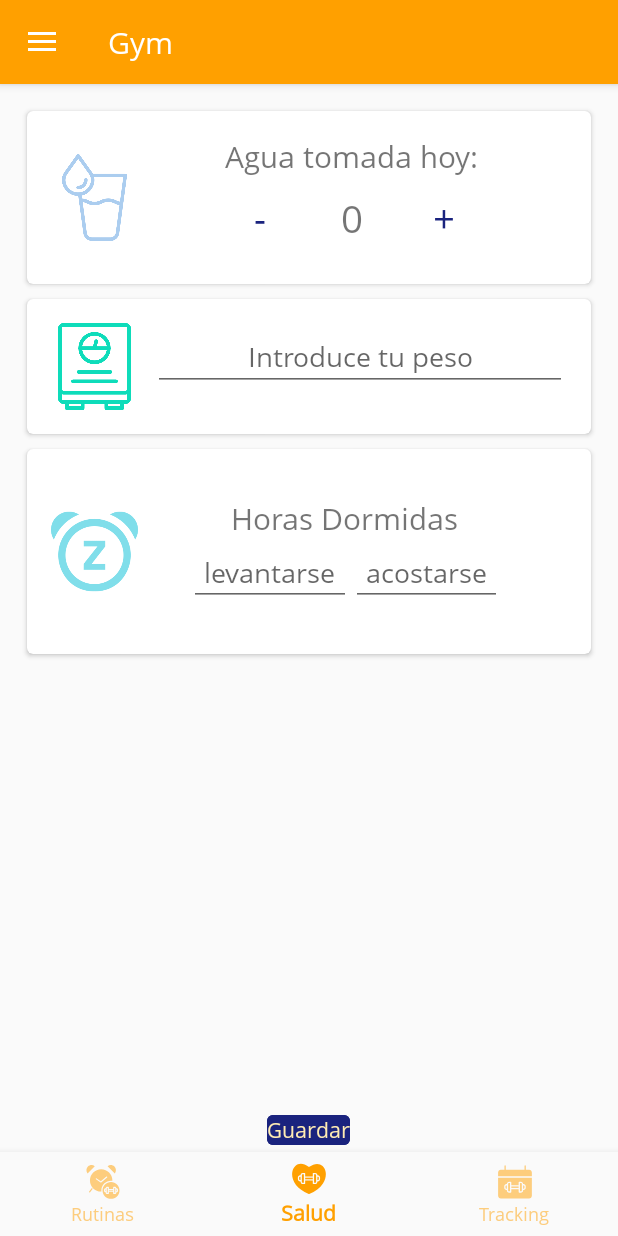
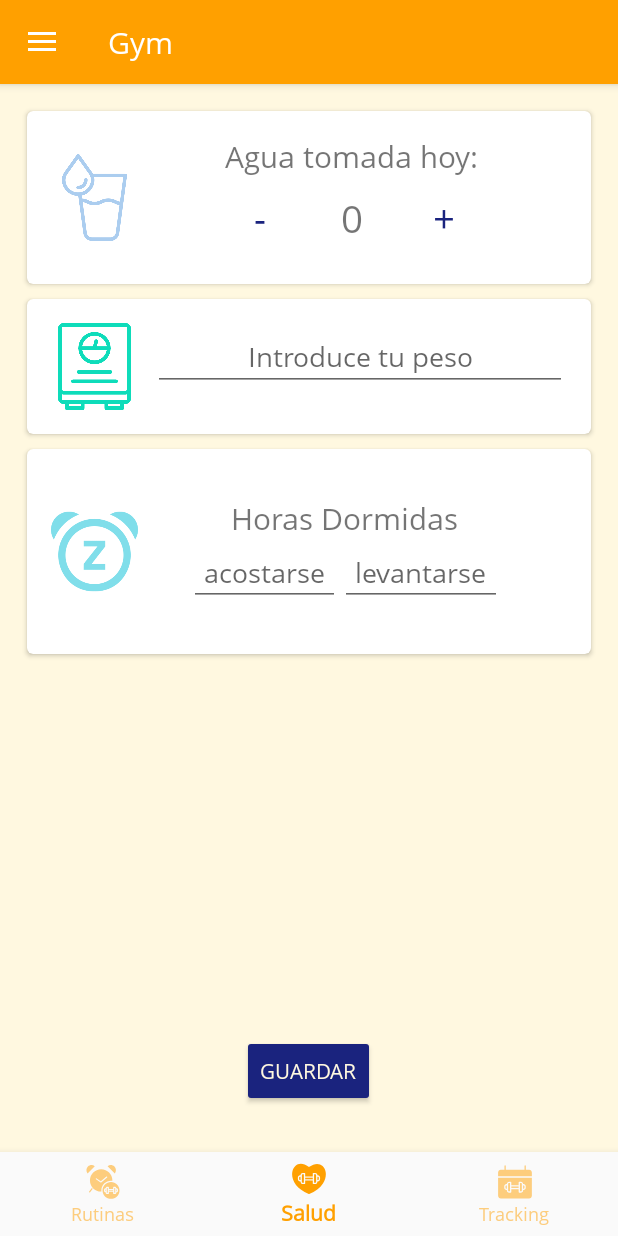
Before and after one commit to FINALGVI/final, an Android app: the screen it shows after launch (NavigationSide), item 2 of the bottom bar chosen, on a phone screen of 412 x 824 dp. Run offline under Robolectric (Android 15) with nearby library versions, the phone set to English and light mode, and no system bars.

Commit message:
bd fitness

```diff
--- a/GYM/app/src/main/java/com/example/luisfelix/gym/BDD.java
+++ b/GYM/app/src/main/java/com/example/luisfelix/gym/BDD.java
@@ -9,6 +9,8 @@ public class BDD extends SQLiteOpenHelper {
     //String que contiene el Query para crear la BDD
     public String crearTabla = "Create table Rutinas(idRutina integer Primary Key autoincrement, nombreRutina text, rutinaPiernas text, rutinaBrazos text, rutinaPecho text, rutinaEspalda text, rutinaDescripcion)";
 
+    public String crearTabla2 = "Create table Salud(id integer primary key autoincrement, agua text, peso text, dormir text, fecha text)";
+
     public BDD(Context context, String name, SQLiteDatabase.CursorFactory factory, int version) {
         super(context, name, factory, version);
     }
@@ -17,6 +19,7 @@ public class BDD extends SQLiteOpenHelper {
     @Override
     public void onCreate(SQLiteDatabase db) {
         db.execSQL(crearTabla);
+        db.execSQL(crearTabla2);
     }
 
     //Al actualizar la base de datos (onUpgrade) se ejecuta eese pedazo de codigo (DROP TABLE y posteirormente la crea de nuevo)
@@ -25,5 +28,7 @@ public class BDD extends SQLiteOpenHelper {
         db.execSQL("DROP TABLE if exists Rutinas");
         db.execSQL(crearTabla);
 
+        db.execSQL("DROP TABLE if exists Salud");
+        db.execSQL(crearTabla2);
     }
 }
--- a/GYM/app/src/main/java/com/example/luisfelix/gym/Fitness_Frag.java
+++ b/GYM/app/src/main/java/com/example/luisfelix/gym/Fitness_Frag.java
@@ -1,6 +1,9 @@
 package com.example.luisfelix.gym;
 
 
+import android.app.TimePickerDialog;
+import android.database.Cursor;
+import android.database.sqlite.SQLiteDatabase;
 import android.os.Bundle;
 import android.support.design.widget.FloatingActionButton;
 import android.support.v4.app.Fragment;
@@ -12,6 +15,11 @@ import android.widget.Button;
 import android.widget.EditText;
 import android.widget.Spinner;
 import android.widget.TextView;
+import android.widget.TimePicker;
+import android.widget.Toast;
+
+import java.util.Calendar;
+import java.util.concurrent.ExecutionException;
 
 
 /**
@@ -19,21 +27,36 @@ import android.widget.TextView;
  */
 public class Fitness_Frag extends Fragment {
 
-    FloatingActionButton masAgua, menosAgua;
+    Button masAgua, menosAgua;
     TextView textAgua;
-    Button botonPeso;
-    EditText editPeso;
+    EditText editPeso, editLevantarse, editAcostarse;
+    Button btnGuardar;
     int contadorAgua=0;
     int peso;
 
     public Fitness_Frag() {
         // Required empty public constructor
     }
+
+    public SQLiteDatabase db;
+    View v;
+
     @Override
     public View onCreateView(LayoutInflater inflater, ViewGroup container,
                              Bundle savedInstanceState) {
         // Inflate the layout for this fragment
-        View v=inflater.inflate(R.layout.fragment_fitness, container, false);
+        v=inflater.inflate(R.layout.fragment_fitness, container, false);
+
+        try{
+            BDD con = new BDD(v.getContext(), "Salud", null, 1);
+            db = con.getWritableDatabase();
+        }catch(Exception e){
+            Toast toast1 =
+                    Toast.makeText(v.getContext(),
+                            "Error al conectar", Toast.LENGTH_SHORT);
+
+            toast1.show();
+        }
 
         masAgua=v.findViewById(R.id.btnAgua_mas);
         menosAgua=v.findViewById(R.id.btnAgua_menos);
@@ -55,19 +78,45 @@ public class Fitness_Frag extends Fragment {
         });
 
         editPeso=v.findViewById(R.id.editPeso);
+        editAcostarse = v.findViewById(R.id.editAcostarse);
+        editLevantarse = v.findViewById(R.id.editLevantarse);
 
+        btnGuardar = v.findViewById(R.id.btnguardar);
 
-
-
-
+        btnGuardar.setOnClickListener(new View.OnClickListener() {
+            @Override
+            public void onClick(View v) {
+                String agua = textAgua.getText().toString();
+                String peso = editPeso.getText().toString();
+                String hora = editAcostarse.getText().toString();
+                agregar(agua, peso, hora);
+            }
+        });
         return v;
     }
-   /* public void masAgua(View view){
-        int contador=0;
-        while(contador<50){
-            contador=contador+1;
-            editAgua.setText(contador);
-        }
-    }*/
+
+    public void agregar(String agua, String peso, String horas){
+        Toast toast1 =
+                Toast.makeText(v.getContext(),
+                        "yay", Toast.LENGTH_SHORT);
+
+        toast1.show();
+
+    }
+
+    public void time(View v){
+        Calendar mcurrentTime = Calendar.getInstance();
+        int hour = mcurrentTime.get(Calendar.HOUR_OF_DAY);
+        int minute = mcurrentTime.get(Calendar.MINUTE);
+        TimePickerDialog mTimePicker;
+        mTimePicker = new TimePickerDialog(v.getContext(), new TimePickerDialog.OnTimeSetListener() {
+            @Override
+            public void onTimeSet(TimePicker timePicker, int selectedHour, int selectedMinute) {
+                editAcostarse.setText( selectedHour + ":" + selectedMinute);
+            }
+        }, hour, minute, true);//Yes 24 hour time
+        mTimePicker.setTitle("Select Time");
+        mTimePicker.show();
+    }
 
 }
--- a/GYM/app/src/main/res/layout/fragment_fitness.xml
+++ b/GYM/app/src/main/res/layout/fragment_fitness.xml
@@ -4,7 +4,8 @@
     xmlns:tools="http://schemas.android.com/tools"
     android:id="@+id/agregarfitness_fragment"
     android:layout_width="match_parent"
-    android:layout_height="match_parent">
+    android:layout_height="match_parent"
+    android:background="@color/background2">
 
     <ScrollView xmlns:android="http://schemas.android.com/apk/res/android"
         xmlns:app="http://schemas.android.com/apk/res-auto"
@@ -188,18 +189,22 @@
                             android:layout_below="@+id/txtHoras">
 
                             <EditText
+                                android:id="@+id/editAcostarse"
+                                android:layout_width="wrap_content"
+                                android:layout_height="wrap_content"
+                                android:hint="acostarse"
+                                android:padding="10dp"
+                                android:onClick="time"
+                                android:clickable="true"
+                                android:inputType="time"/>
+
+                            <EditText
                                 android:id="@+id/editLevantarse"
                                 android:layout_width="wrap_content"
                                 android:layout_height="wrap_content"
                                 android:hint="levantarse"
-                                android:padding="10dp" />
-
-                            <EditText
-                                android:id="@+id/editAcostarse"
-                                android:layout_width="wrap_content"
-                                android:layout_height="wrap_content"
-                                android:hint="acostarse"
-                                android:padding="10dp" />
+                                android:padding="10dp"
+                                />
                         </LinearLayout>
                     </RelativeLayout>
                 </RelativeLayout>
@@ -208,13 +213,15 @@
         </android.support.constraint.ConstraintLayout>
 
     </ScrollView>
-    <android.support.design.button.MaterialButton
+
+    <Button
         android:id="@+id/btnguardar"
         android:layout_width="wrap_content"
         android:layout_height="wrap_content"
+        android:layout_alignParentBottom="true"
         android:layout_centerHorizontal="true"
-        android:backgroundTint="@color/colorAccent"
+        android:layout_marginBottom="31dp"
+        app:backgroundTint="@color/colorAccent"
         android:text="Guardar"
-        android:textColor="@color/background"
-        android:layout_alignParentBottom="true"/>
+        android:textColor="@color/background2"/>
 </RelativeLayout>
--- a/GYM/app/src/main/res/values/colors.xml
+++ b/GYM/app/src/main/res/values/colors.xml
@@ -9,5 +9,6 @@
     <color name="coloWhitetransparent">#80ffffff</color>
 
     <color name="background">#FFECB4</color>
+    <color name="background2">#fff8e0</color>
 
 </resources>
```
Also changed, not shown: GYM/app/src/main/java/com/example/luisfelix/gym/NavigationSide.java (+17 -9 lines).
